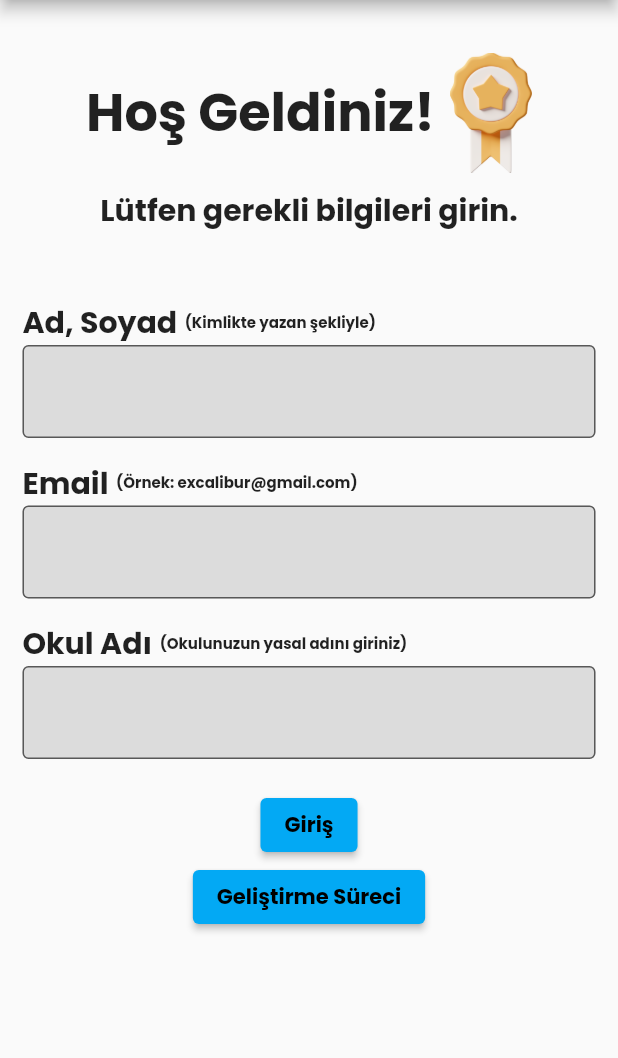
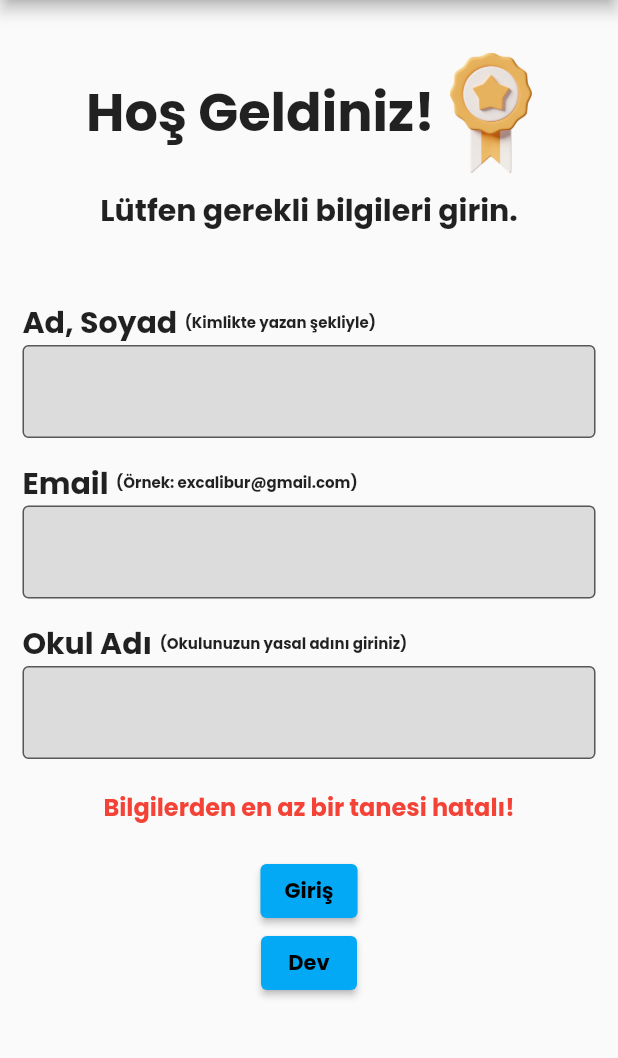
Before and after one commit to unpicasso/jarc_app, a Flutter app: the screen it shows after launch, after a tap on "Giriş", on a phone screen of 412 x 824 dp, the part 84-1142 px from its top. Run offline on Flutter 3.47's test engine with Material 2 defaults, Android fonts, the phone set to English and light mode, and no system bars; our stand-ins replace flutter_riverpod, qr_flutter.

```diff
--- a/lib/LoginPage.dart
+++ b/lib/LoginPage.dart
@@ -28,6 +28,10 @@ class _LoginPageState extends State<LoginPage> {
   String emailString = "";
   String schoolNameString = "";
   int i = 0;
+
+  // uyarı mesajını göstermek için kullancağımız boolean, ilk başta göstermek istemediğimiz için "false" olarak ayarlı
+
+  bool passwordAlert = false;
 
   // görevde verilen isimler ve bu isimlerle ilişkilendirilmiş verileri burada tutuyoruz
   final credentials = [
@@ -183,6 +187,23 @@ class _LoginPageState extends State<LoginPage> {
             SizedBox(
               height: 20,
             ),
+
+            Visibility(child:
+            Text("Bilgilerden en az bir tanesi hatalı!",
+                style:
+                TextStyle(
+                    color: Colors.red,
+                    fontSize: 16,
+
+                )),
+            visible: passwordAlert,
+            ),
+
+
+            SizedBox(
+              height: 20,
+            ),
+
             ElevatedButton(
                 onPressed: () {
                   setState(() {
@@ -206,7 +227,6 @@ class _LoginPageState extends State<LoginPage> {
 
                   while (i < credentials.length) {
 
-
                     if (nameSurnameString == (credentials[i][0])) {
                       print("Name: OK");
 
@@ -216,6 +236,8 @@ class _LoginPageState extends State<LoginPage> {
                         if (emailString == (credentials[i][2])) {
                           print("Corresponding Email: OK");
 
+                          passwordAlert = false;
+
                           Navigator.pushReplacement(context,
                               MaterialPageRoute(
                                   builder: (context) => WelcomeScreen()));
@@ -224,11 +246,14 @@ class _LoginPageState extends State<LoginPage> {
 
                         }//girilen isim ve okul doğru ama email verisiyle eşleşmiyorsa sonsuza kadar çalışmasın diye programı durduruyoruz
                         else {
+                          passwordAlert = true;
+
                           break;
                         }
+                        //girilen isim doğru ama diğer verilerle eşleşmiyorsa sonsuza kadar çalışmasın diye programı durduruyoruz
 
-                        //girilen isim doğru ama diğer verilerle eşleşmiyorsa sonsuza kadar çalışmasın diye programı durduruyoruz
                       } else {
+                        passwordAlert = true;
                         break;
                       }
 
@@ -236,6 +261,8 @@ class _LoginPageState extends State<LoginPage> {
 
                       //isim listede var mı kontrol etmek için sırasıyla i değerini artırıyoruz
                       //yukarıda while statement kısmını listenin uzunluğuyla sınırladığımız için döngüye girmesi engellenmiş oluyor
+
+                      passwordAlert = true;
 
                       print("Input data wasn't found, increasing range...");
                       i = i + 1;
@@ -248,13 +275,14 @@ class _LoginPageState extends State<LoginPage> {
                 child: Text('Giriş')),
 
 
-            // rahat girilsin diye bir buton koydum sonradan silinecek
+            // rahat girilsin diye bir buton koydum sonradan silinecek**
             ElevatedButton(
                 onPressed: () {
                   Navigator.pushReplacement(context,
                       MaterialPageRoute(builder: (context) => WelcomeScreen()));
                 },
-                child: Text('Geliştirme Süreci')),
+                child: Text('Dev')),
+
 
 
 
--- a/lib/WelcomeScreen.dart
+++ b/lib/WelcomeScreen.dart
@@ -35,11 +35,11 @@ class _WelcomeScreenState extends State<WelcomeScreen> {
   /* hangi sayfanın seçilmiş olduğunu takip edeceğimiz bir değişken atıyoruz
   öncelikle ikinci sayfadan başlamasını istiyoruz, burda bir problem oluyor aslında
   her ne kadar navigasyonda 3. sekmeden başlasa da ekranda "GossipPage.dart"ın widgetları oluyor
-  her ne kadar farklı bir yere geçiş yapıp anasayfaya geri gelince düzelse de çözülmesi gerekn bir sorun
+  her ne kadar farklı bir yere geçiş yapıp anasayfaya geri gelince düzelse de çözülmesi gereken bir sorun
   şimdilik halledemedim ileriki sürümlerde düzeltebilirim umarım
    */
 
-  int _pageIndex = 2;
+  int _pageIndex = 0;
 
 
 
--- a/pubspec.yaml
+++ b/pubspec.yaml
@@ -35,7 +35,7 @@ dependencies:
   # Use with the CupertinoIcons class for iOS style icons.
   cupertino_icons: ^1.0.2
   persistent_bottom_nav_bar: ^4.0.2
-  flutter_riverpod:
+  flutter_riverpod: ^2.0.0-dev.9
 
 
 dev_dependencies:
```
Also changed, not shown: lib/HomePage.dart (+2 -6 lines), lib/WorkshopRegistryPage.dart (+14 -2 lines), pubspec.lock.
